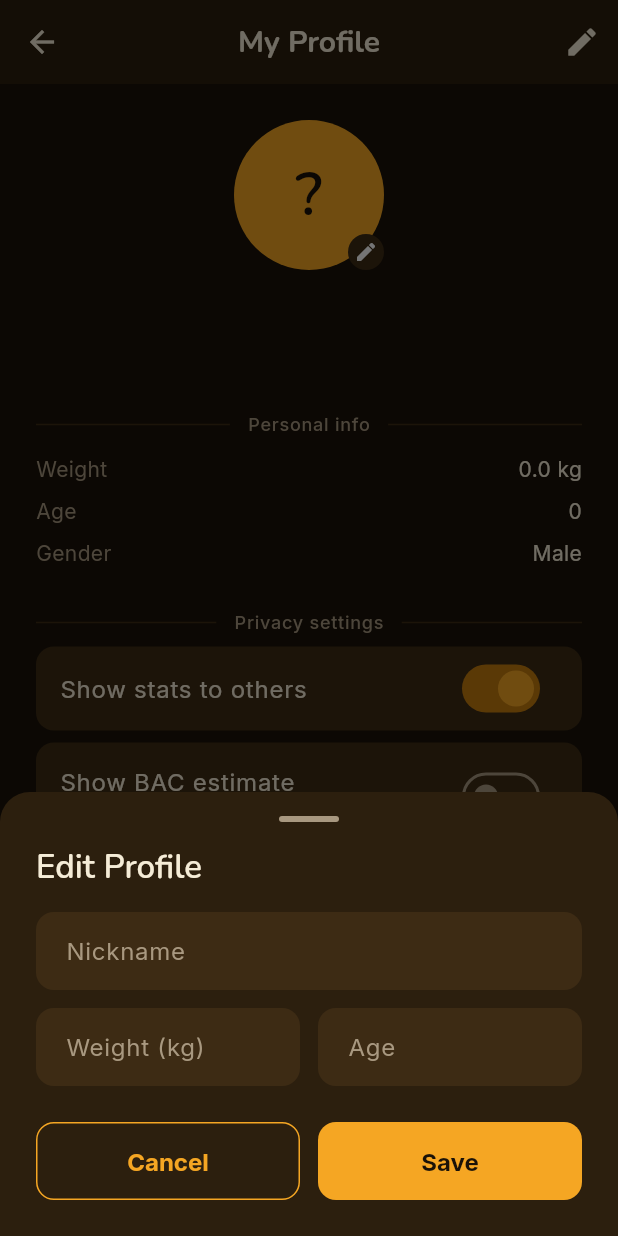
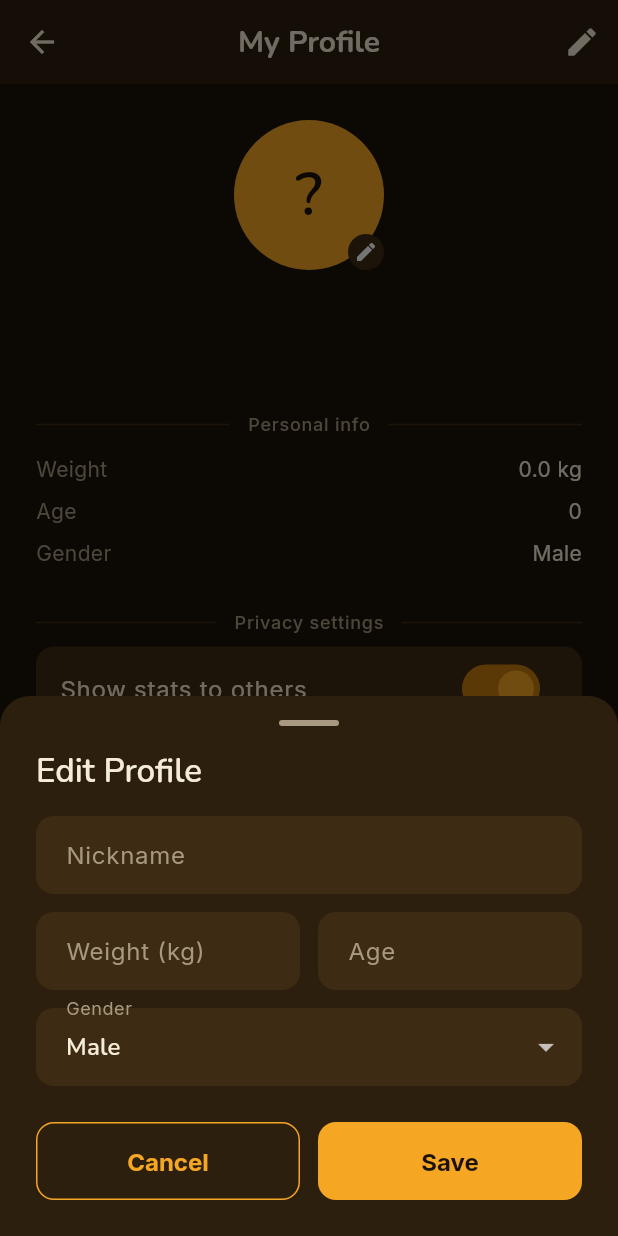
Before and after one commit to ondyn/BeerEr, a Flutter app: the ProfileScreen screen opened by its route, after a tap on the "edit" icon, on a phone screen of 412 x 824 dp. Run offline on Flutter 3.47's test engine with Material 3 defaults, Android fonts, the light colour scheme and no system bars; our stand-ins replace app_links, cloud_firestore, firebase_auth, firebase_core, firebase_messaging, fl_chart and 12 more; missing offline and left inert: mobile_scanner; accounts and stored records are empty; generated files the repository leaves out were written again.

Commit message:
fix: translation & layout

```diff
--- a/lib/l10n/app_cs.arb
+++ b/lib/l10n/app_cs.arb
@@ -127,6 +127,9 @@
   "slowdownReminder": "Připomínka zpomalení",
   "slowdownReminderSubtitle": "Upozornění, když vaše tempo pití klesne",
   "volumeUnits": "Jednotky objemu",
+  "volumeUnitLitres": "Litry",
+  "volumeUnitPints": "Pinty",
+  "volumeUnitUsFlOz": "US fl. oz",
   "currencySymbol": "Symbol měny",
   "decimalSeparator": "Oddělovač desetinných míst",
   "dotSeparator": "Tečka (1.5)",
--- a/lib/l10n/app_de.arb
+++ b/lib/l10n/app_de.arb
@@ -125,6 +125,9 @@
   "slowdownReminder": "Verlangsamungs-Erinnerung",
   "slowdownReminderSubtitle": "Erinnerung, wenn Ihr Trinktempo nachlässt",
   "volumeUnits": "Volumeneinheiten",
+  "volumeUnitLitres": "Liter",
+  "volumeUnitPints": "Pints",
+  "volumeUnitUsFlOz": "US fl. oz",
   "currencySymbol": "Währungssymbol",
   "decimalSeparator": "Dezimaltrennzeichen",
   "dotSeparator": "Punkt (1.5)",
--- a/lib/l10n/app_en.arb
+++ b/lib/l10n/app_en.arb
@@ -129,6 +129,9 @@
   "slowdownReminder": "Slowdown reminder",
   "slowdownReminderSubtitle": "Get nudged when your drinking pace drops",
   "volumeUnits": "Volume units",
+  "volumeUnitLitres": "Litres",
+  "volumeUnitPints": "Pints",
+  "volumeUnitUsFlOz": "US fl. oz",
   "currencySymbol": "Currency symbol",
   "decimalSeparator": "Decimal separator",
   "dotSeparator": "Dot (1.5)",
--- a/lib/l10n/app_localizations.dart
+++ b/lib/l10n/app_localizations.dart
@@ -859,6 +859,24 @@ abstract class AppLocalizations {
   /// **'Volume units'**
   String get volumeUnits;
 
+  /// No description provided for @volumeUnitLitres.
+  ///
+  /// In en, this message translates to:
+  /// **'Litres'**
+  String get volumeUnitLitres;
+
+  /// No description provided for @volumeUnitPints.
+  ///
+  /// In en, this message translates to:
+  /// **'Pints'**
+  String get volumeUnitPints;
+
+  /// No description provided for @volumeUnitUsFlOz.
+  ///
+  /// In en, this message translates to:
+  /// **'US fl. oz'**
+  String get volumeUnitUsFlOz;
+
   /// No description provided for @currencySymbol.
   ///
   /// In en, this message translates to:
--- a/lib/screens/profile/profile_screen.dart
+++ b/lib/screens/profile/profile_screen.dart
@@ -271,11 +271,13 @@ class ProfileScreen extends ConsumerWidget {
           ? currentUser.age.toString()
           : '',
     );
+    var selectedGender = currentUser?.gender ?? 'male';
 
     showModalBottomSheet<void>(
       context: context,
       isScrollControlled: true,
-      builder: (ctx) => Padding(
+      builder: (ctx) => StatefulBuilder(
+        builder: (ctx, setModalState) => Padding(
           padding: EdgeInsets.only(
             left: 24,
             right: 24,
@@ -306,7 +308,9 @@ class ProfileScreen extends ConsumerWidget {
               const SizedBox(height: 16),
               TextField(
                 controller: nicknameCtrl,
-              decoration: InputDecoration(labelText: AppLocalizations.of(ctx)!.nickname),
+                decoration: InputDecoration(
+                  labelText: AppLocalizations.of(ctx)!.nickname,
+                ),
               ),
               const SizedBox(height: 12),
               Row(
@@ -315,8 +319,9 @@ class ProfileScreen extends ConsumerWidget {
                     child: TextField(
                       controller: weightCtrl,
                       keyboardType: TextInputType.number,
-                    decoration:
-                        InputDecoration(labelText: AppLocalizations.of(ctx)!.weightKg),
+                      decoration: InputDecoration(
+                        labelText: AppLocalizations.of(ctx)!.weightKg,
+                      ),
                     ),
                   ),
                   const SizedBox(width: 12),
@@ -324,10 +329,35 @@ class ProfileScreen extends ConsumerWidget {
                     child: TextField(
                       controller: ageCtrl,
                       keyboardType: TextInputType.number,
-                    decoration: InputDecoration(labelText: AppLocalizations.of(ctx)!.age),
+                      decoration: InputDecoration(
+                        labelText: AppLocalizations.of(ctx)!.age,
+                      ),
                     ),
                   ),
                 ],
+              ),
+              const SizedBox(height: 12),
+              DropdownButtonFormField<String>(
+                value: selectedGender,
+                decoration: InputDecoration(
+                  labelText: AppLocalizations.of(ctx)!.gender,
+                ),
+                items: [
+                  DropdownMenuItem(
+                    value: 'male',
+                    child: Text(AppLocalizations.of(ctx)!.male),
+                  ),
+                  DropdownMenuItem(
+                    value: 'female',
+                    child: Text(AppLocalizations.of(ctx)!.female),
+                  ),
+                ],
+                onChanged: (value) {
+                  if (value == null) return;
+                  setModalState(() {
+                    selectedGender = value;
+                  });
+                },
               ),
               const SizedBox(height: 24),
               Row(
@@ -349,7 +379,7 @@ class ProfileScreen extends ConsumerWidget {
                         final weight =
                             double.tryParse(weightCtrl.text) ?? 0;
                         final age = int.tryParse(ageCtrl.text) ?? 0;
-                      final gender = existing?.gender ?? 'male';
+                        final gender = selectedGender;
                         await userRepo.createOrUpdateUser(AppUser(
                           id: userId,
                           nickname: nicknameCtrl.text.trim(),
@@ -374,6 +404,7 @@ class ProfileScreen extends ConsumerWidget {
                 ],
               ),
             ],
+          ),
         ),
       ),
     );
```
Also changed, not shown: lib/l10n/app_localizations_cs.dart (+9 -0 lines), lib/l10n/app_localizations_de.dart (+9 -0 lines), lib/l10n/app_localizations_en.dart (+9 -0 lines), lib/screens/home/home_screen.dart (+30 -12 lines), lib/screens/settings/settings_screen.dart (+12 -1 lines), 1 other file. Lines whose indentation alone changed are shown as unchanged.
